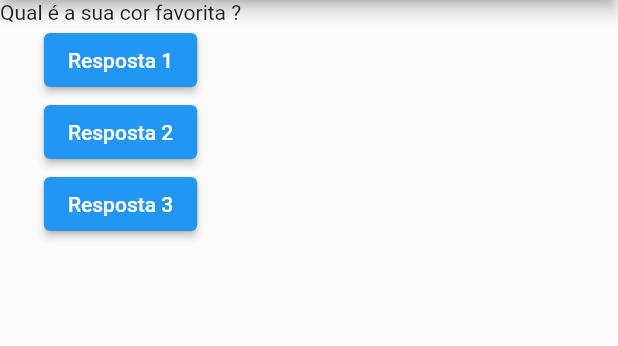
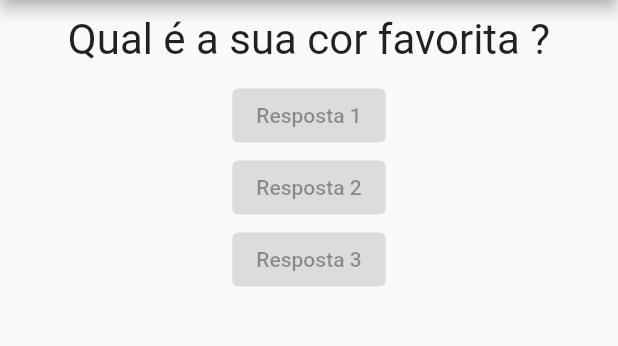
Before and after one commit to ribeletatti/projetoPerguntasFlutter, a Flutter app: the screen it shows after launch, on a phone screen of 412 x 824 dp, the part 84-430 px from its top. Run offline on Flutter 3.47's test engine with Material 2 defaults, Android fonts, the phone set to English and light mode, and no system bars.

Commit message:
Terceiro commit

```diff
--- a/lib/main.dart
+++ b/lib/main.dart
@@ -1,4 +1,6 @@
 import 'package:flutter/material.dart';
+import './questao.dart';
+import './resposta.dart';
 
 void main() => runApp(const PerguntaApp());
 
@@ -26,19 +28,10 @@ class _PerguntaAppState extends State<PerguntaApp> {
         ),
         body: Column(
           children: [
-            Text(perguntas[_perguntaSelecionada]),
-            ElevatedButton(
-              onPressed: _responder,
-              child: const Text('Resposta 1'),
-            ),
-            ElevatedButton(
-              onPressed: _responder,
-              child: const Text('Resposta 2'),
-            ),
-            ElevatedButton(
-              onPressed: _responder,
-              child: const Text('Resposta 3'),
-            )
+            Questao(perguntas[_perguntaSelecionada]),
+            Resposta('Resposta 1'),
+            Resposta('Resposta 2'),
+            Resposta('Resposta 3'),
           ],
         ),
       ),
--- /dev/null
+++ b/lib/questao.dart
@@ -0,0 +1,20 @@
+import 'package:flutter/material.dart';
+
+class Questao extends StatelessWidget {
+  final String texto;
+
+  const Questao(this.texto, {super.key});
+
+  @override
+  Widget build(BuildContext context) {
+    return Container(
+      width: double.infinity,
+      margin: EdgeInsets.all(10),
+      child: Text(
+        texto,
+        style: TextStyle(fontSize: 28),
+        textAlign: TextAlign.center,
+      ),
+    );
+  }
+}
--- /dev/null
+++ b/lib/resposta.dart
@@ -0,0 +1,15 @@
+import 'package:flutter/material.dart';
+
+class Resposta extends StatelessWidget {
+ final String texto;
+
+ Resposta(this.texto);
+
+  @override
+  Widget build(BuildContext context) {
+    return ElevatedButton(
+           onPressed: null,
+           child: Text(texto),
+    );
+  }
+}
```
